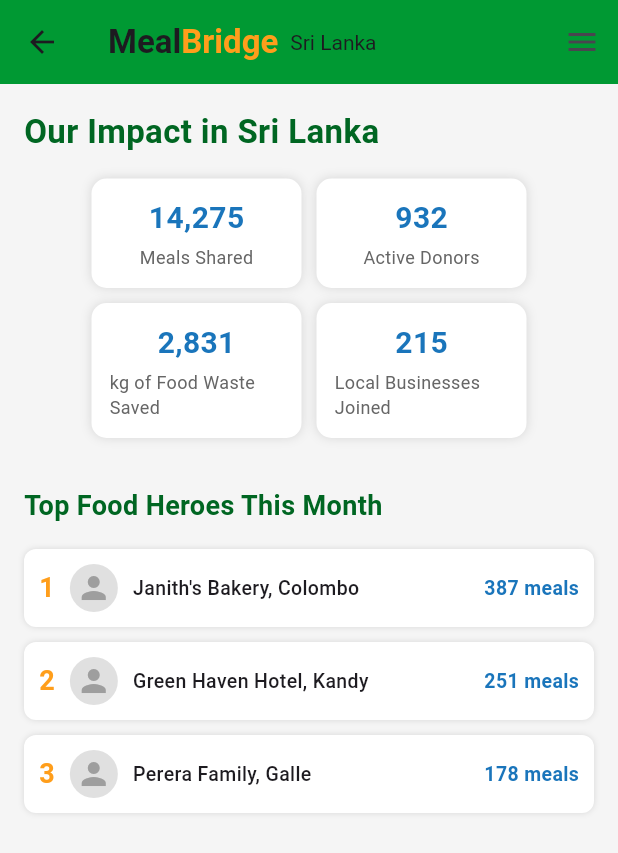
After one commit to oviniWijesooriya/MealBridge, a Flutter app: the ImpactMobile screen opened directly, on a phone screen of 412 x 824 dp. The commit adds this screen. Shown: the top 853 px of the screen. Run offline on Flutter 3.47's test engine with Material 3 defaults, Android fonts, the phone set to English and light mode, and no system bars; Roboto replaces fonts that are missing (Segoe UI).

Commit message:
add impact page

```diff
--- a/lib/main.dart
+++ b/lib/main.dart
@@ -3,6 +3,7 @@ import 'package:flutter/material.dart';
 import 'package:flutter_web_plugins/url_strategy.dart';
 import 'pages/find_food.dart';
 import 'pages/donate.dart';
+import 'pages/impact.dart';
 
 void main() {
   usePathUrlStrategy();
@@ -27,7 +28,7 @@ class MealBridgeWebApp extends StatelessWidget {
         '/': (context) => MealBridgeWebHomePage(),
         '/find-food': (context) => FindFoodPage(),
         '/donate': (context) => DonatePage(),
-        // '/impact': (context) => ImpactPage(),
+        '/impact': (context) => ImpactPage(),
         // '/login': (context) => LoginPage(),
       },
       debugShowCheckedModeBanner: false,
--- /dev/null
+++ b/lib/pages/impact.dart
@@ -0,0 +1,352 @@
+import 'package:flutter/foundation.dart' show kIsWeb;
+import 'package:flutter/material.dart';
+import '../main.dart'; // For WebHeader, WebNavButton, and navigation
+
+class ImpactPage extends StatelessWidget {
+  const ImpactPage({Key? key}) : super(key: key);
+
+  @override
+  Widget build(BuildContext context) {
+    return kIsWeb ? ImpactWeb() : ImpactMobile();
+  }
+}
+
+// =====================
+// WEB VERSION
+// =====================
+class ImpactWeb extends StatelessWidget {
+  @override
+  Widget build(BuildContext context) {
+    return Scaffold(
+      body: ListView(
+        children: [
+          WebHeader(),
+          Container(
+            constraints: BoxConstraints(maxWidth: 1100),
+            padding: EdgeInsets.symmetric(horizontal: 80, vertical: 40),
+            child: Column(
+              crossAxisAlignment: CrossAxisAlignment.start,
+              children: [
+                Text(
+                  'Our Impact in Sri Lanka',
+                  style: TextStyle(
+                    fontSize: 32,
+                    fontWeight: FontWeight.bold,
+                    color: Color(0xFF006622),
+                  ),
+                ),
+                SizedBox(height: 24),
+                ImpactStatsSection(),
+                SizedBox(height: 40),
+                Text(
+                  'Top Food Heroes This Month',
+                  style: TextStyle(
+                    fontSize: 24,
+                    fontWeight: FontWeight.bold,
+                    color: Color(0xFF006622),
+                  ),
+                ),
+                SizedBox(height: 20),
+                ImpactLeaderboardSection(),
+              ],
+            ),
+          ),
+        ],
+      ),
+    );
+  }
+}
+
+class ImpactStatsSection extends StatelessWidget {
+  @override
+  Widget build(BuildContext context) {
+    final stats = [
+      {'label': 'Meals Shared', 'value': '14,275'},
+      {'label': 'Active Donors', 'value': '932'},
+      {'label': 'kg of Food Waste Saved', 'value': '2,831'},
+      {'label': 'Local Businesses Joined', 'value': '215'},
+    ];
+    return Row(
+      mainAxisAlignment: MainAxisAlignment.spaceEvenly,
+      children: stats.map((stat) => ImpactStatCard(stat: stat)).toList(),
+    );
+  }
+}
+
+class ImpactStatCard extends StatelessWidget {
+  final Map<String, String> stat;
+  ImpactStatCard({required this.stat});
+
+  @override
+  Widget build(BuildContext context) {
+    return Container(
+      width: 220,
+      padding: EdgeInsets.all(20),
+      margin: EdgeInsets.symmetric(horizontal: 10),
+      decoration: BoxDecoration(
+        color: Colors.white,
+        borderRadius: BorderRadius.circular(10),
+        boxShadow: [BoxShadow(color: Colors.black12, blurRadius: 6)],
+      ),
+      child: Column(
+        children: [
+          Text(
+            stat['value']!,
+            style: TextStyle(
+              fontSize: 32,
+              fontWeight: FontWeight.bold,
+              color: Color(0xFF1A75BB),
+            ),
+          ),
+          SizedBox(height: 5),
+          Text(
+            stat['label']!,
+            style: TextStyle(fontSize: 16, color: Color(0xFF666666)),
+          ),
+        ],
+      ),
+    );
+  }
+}
+
+class ImpactLeaderboardSection extends StatelessWidget {
+  @override
+  Widget build(BuildContext context) {
+    final leaders = [
+      {'rank': 1, 'name': 'Janith\'s Bakery, Colombo', 'score': '387 meals'},
+      {'rank': 2, 'name': 'Green Haven Hotel, Kandy', 'score': '251 meals'},
+      {'rank': 3, 'name': 'Perera Family, Galle', 'score': '178 meals'},
+    ];
+    return Column(
+      children:
+          leaders.map((leader) => ImpactLeaderItem(leader: leader)).toList(),
+    );
+  }
+}
+
+class ImpactLeaderItem extends StatelessWidget {
+  final Map<String, dynamic> leader;
+  ImpactLeaderItem({required this.leader});
+
+  @override
+  Widget build(BuildContext context) {
+    return Container(
+      margin: EdgeInsets.only(bottom: 12),
+      padding: EdgeInsets.symmetric(vertical: 12, horizontal: 20),
+      decoration: BoxDecoration(
+        color: Colors.white,
+        borderRadius: BorderRadius.circular(8),
+        boxShadow: [BoxShadow(color: Colors.black12, blurRadius: 4)],
+      ),
+      child: Row(
+        children: [
+          Text(
+            '${leader['rank']}',
+            style: TextStyle(
+              fontWeight: FontWeight.bold,
+              fontSize: 24,
+              color: Color(0xFFFF9E1B),
+            ),
+            textAlign: TextAlign.center,
+          ),
+          SizedBox(width: 20),
+          CircleAvatar(
+            radius: 20,
+            backgroundColor: Color(0xFFE0E0E0),
+            child: Icon(Icons.person, color: Colors.grey),
+          ),
+          SizedBox(width: 15),
+          Expanded(
+            child: Text(
+              leader['name'],
+              style: TextStyle(fontWeight: FontWeight.w500),
+            ),
+          ),
+          Text(
+            leader['score'],
+            style: TextStyle(
+              fontWeight: FontWeight.bold,
+              color: Color(0xFF1A75BB),
+            ),
+          ),
+        ],
+      ),
+    );
+  }
+}
+
+// =====================
+// MOBILE VERSION
+// =====================
+class ImpactMobile extends StatelessWidget {
+  @override
+  Widget build(BuildContext context) {
+    return Scaffold(
+      appBar: AppBar(
+        backgroundColor: Color(0xFF009933),
+        title: Row(
+          children: [
+            Text('Meal', style: TextStyle(fontWeight: FontWeight.bold)),
+            Text(
+              'Bridge',
+              style: TextStyle(
+                fontWeight: FontWeight.bold,
+                color: Color(0xFFFF9E1B),
+              ),
+            ),
+            SizedBox(width: 8),
+            Text('Sri Lanka', style: TextStyle(fontSize: 14)),
+          ],
+        ),
+        actions: [IconButton(icon: Icon(Icons.menu), onPressed: () {})],
+      ),
+      body: ListView(
+        padding: EdgeInsets.all(16),
+        children: [
+          Text(
+            'Our Impact in Sri Lanka',
+            style: TextStyle(
+              fontSize: 22,
+              fontWeight: FontWeight.bold,
+              color: Color(0xFF006622),
+            ),
+          ),
+          SizedBox(height: 16),
+          ImpactStatsSectionMobile(),
+          SizedBox(height: 32),
+          Text(
+            'Top Food Heroes This Month',
+            style: TextStyle(
+              fontSize: 18,
+              fontWeight: FontWeight.bold,
+              color: Color(0xFF006622),
+            ),
+          ),
+          SizedBox(height: 16),
+          ImpactLeaderboardSectionMobile(),
+        ],
+      ),
+    );
+  }
+}
+
+class ImpactStatsSectionMobile extends StatelessWidget {
+  @override
+  Widget build(BuildContext context) {
+    final stats = [
+      {'label': 'Meals Shared', 'value': '14,275'},
+      {'label': 'Active Donors', 'value': '932'},
+      {'label': 'kg of Food Waste Saved', 'value': '2,831'},
+      {'label': 'Local Businesses Joined', 'value': '215'},
+    ];
+    return Wrap(
+      spacing: 10,
+      runSpacing: 10,
+      alignment: WrapAlignment.center,
+      children: stats.map((stat) => ImpactStatCardMobile(stat: stat)).toList(),
+    );
+  }
+}
+
+class ImpactStatCardMobile extends StatelessWidget {
+  final Map<String, String> stat;
+  ImpactStatCardMobile({required this.stat});
+
+  @override
+  Widget build(BuildContext context) {
+    return Container(
+      width: 140,
+      padding: EdgeInsets.all(12),
+      decoration: BoxDecoration(
+        color: Colors.white,
+        borderRadius: BorderRadius.circular(10),
+        boxShadow: [BoxShadow(color: Colors.black12, blurRadius: 5)],
+      ),
+      child: Column(
+        children: [
+          Text(
+            stat['value']!,
+            style: TextStyle(
+              fontSize: 20,
+              fontWeight: FontWeight.bold,
+              color: Color(0xFF1A75BB),
+            ),
+          ),
+          SizedBox(height: 3),
+          Text(
+            stat['label']!,
+            style: TextStyle(fontSize: 12, color: Color(0xFF666666)),
+          ),
+        ],
+      ),
+    );
+  }
+}
+
+class ImpactLeaderboardSectionMobile extends StatelessWidget {
+  @override
+  Widget build(BuildContext context) {
+    final leaders = [
+      {'rank': 1, 'name': 'Janith\'s Bakery, Colombo', 'score': '387 meals'},
+      {'rank': 2, 'name': 'Green Haven Hotel, Kandy', 'score': '251 meals'},
+      {'rank': 3, 'name': 'Perera Family, Galle', 'score': '178 meals'},
+    ];
+    return Column(
+      children:
+          leaders
+              .map((leader) => ImpactLeaderItemMobile(leader: leader))
+              .toList(),
+    );
+  }
+}
+
+class ImpactLeaderItemMobile extends StatelessWidget {
+  final Map<String, dynamic> leader;
+  ImpactLeaderItemMobile({required this.leader});
+
+  @override
+  Widget build(BuildContext context) {
+    return Container(
+      margin: EdgeInsets.only(bottom: 10),
+      padding: EdgeInsets.symmetric(vertical: 10, horizontal: 10),
+      decoration: BoxDecoration(
+        color: Colors.white,
+        borderRadius: BorderRadius.circular(8),
+        boxShadow: [BoxShadow(color: Colors.black12, blurRadius: 3)],
+      ),
+      child: Row(
+        children: [
+          Text(
+            '${leader['rank']}',
+            style: TextStyle(
+              fontWeight: FontWeight.bold,
+              fontSize: 18,
+              color: Color(0xFFFF9E1B),
+            ),
+          ),
+          SizedBox(width: 10),
+          CircleAvatar(
+            radius: 16,
+            backgroundColor: Color(0xFFE0E0E0),
+            child: Icon(Icons.person, color: Colors.grey),
+          ),
+          SizedBox(width: 10),
+          Expanded(
+            child: Text(
+              leader['name'],
+              style: TextStyle(fontWeight: FontWeight.w500, fontSize: 13),
+            ),
+          ),
+          Text(
+            leader['score'],
+            style: TextStyle(
+              fontWeight: FontWeight.bold,
+              color: Color(0xFF1A75BB),
+              fontSize: 13,
+            ),
+          ),
+        ],
+      ),
+    );
+  }
+}
```
